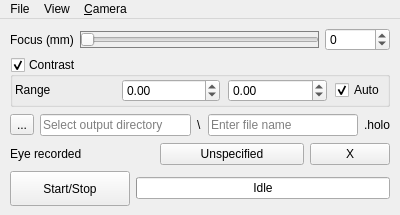
This is Holovibes/assets/ui/lightui.ui in DigitalHolography/Holovibes as Qt 5 draws it before an edit. The edited form follows.
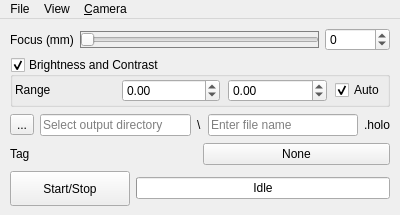
This is the edited form. Custom widgets are drawn as their Qt base class.

Diff of the .ui file:
```diff
--- a/Holovibes/assets/ui/lightui.ui
+++ b/Holovibes/assets/ui/lightui.ui
@@ -91,7 +91,7 @@
        </sizepolicy>
       </property>
       <property name="title">
-       <string>Contrast</string>
+       <string>Brightness and Contrast</string>
       </property>
       <property name="checkable">
        <bool>true</bool>
@@ -272,7 +272,7 @@
          <string>Which eye is being recorded.</string>
         </property>
         <property name="text">
-         <string>Eye recorded</string>
+         <string>Tag</string>
         </property>
        </widget>
       </item>
@@ -282,17 +282,7 @@
          <string>Switch between left and right eye</string>
         </property>
         <property name="text">
-         <string>Unspecified</string>
-        </property>
-       </widget>
-      </item>
-      <item row="0" column="6">
-       <widget class="QPushButton" name="ResetRecordedEyePushButton">
-        <property name="toolTip">
-         <string>Cancel the eye choice and sets it back to unspecified</string>
-        </property>
-        <property name="text">
-         <string>X</string>
+         <string>None</string>
         </property>
        </widget>
       </item>
```
Left out of the diff: 19 changed lines with no effect on the pictures.
